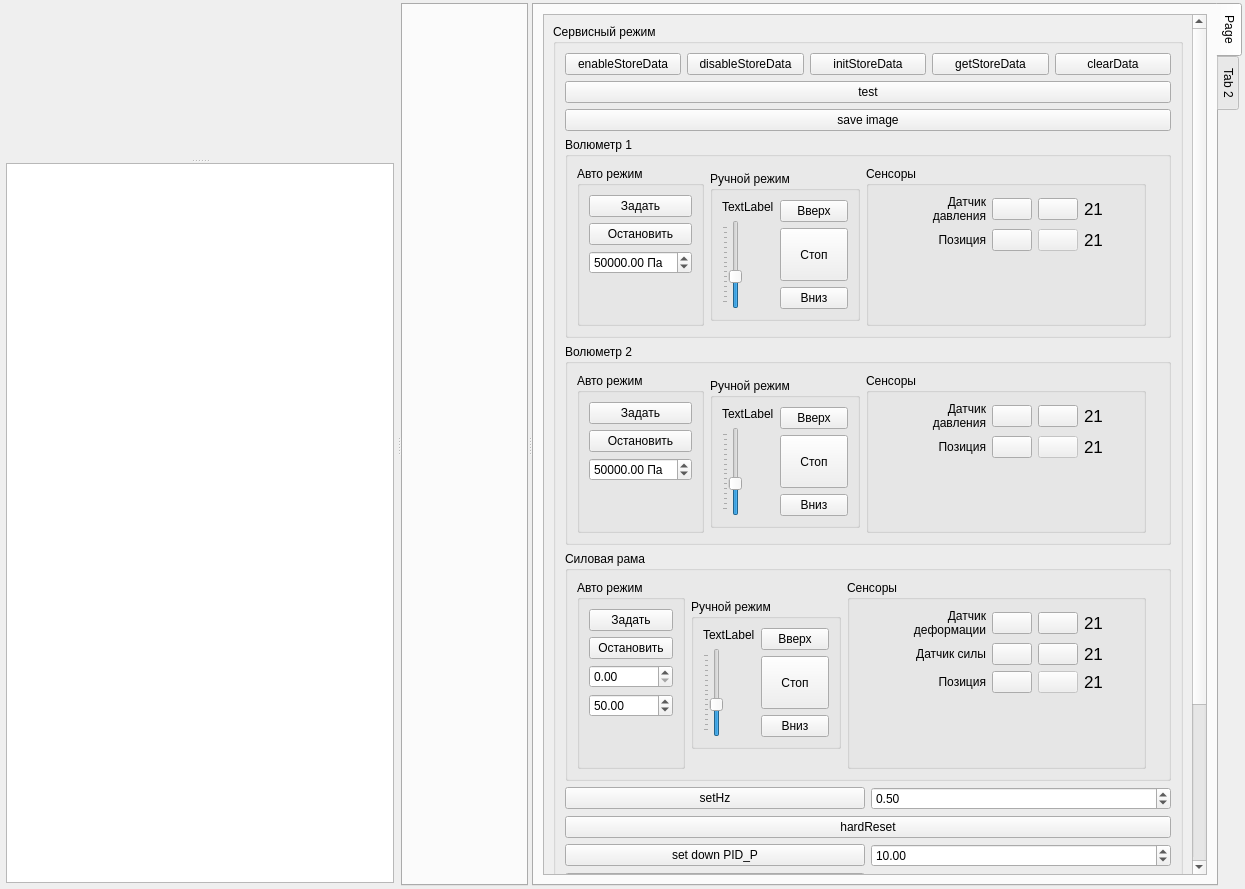
First picture: the form in pg-liga/experimentview.ui, repository predbannikov/pg-liga, before the edit.
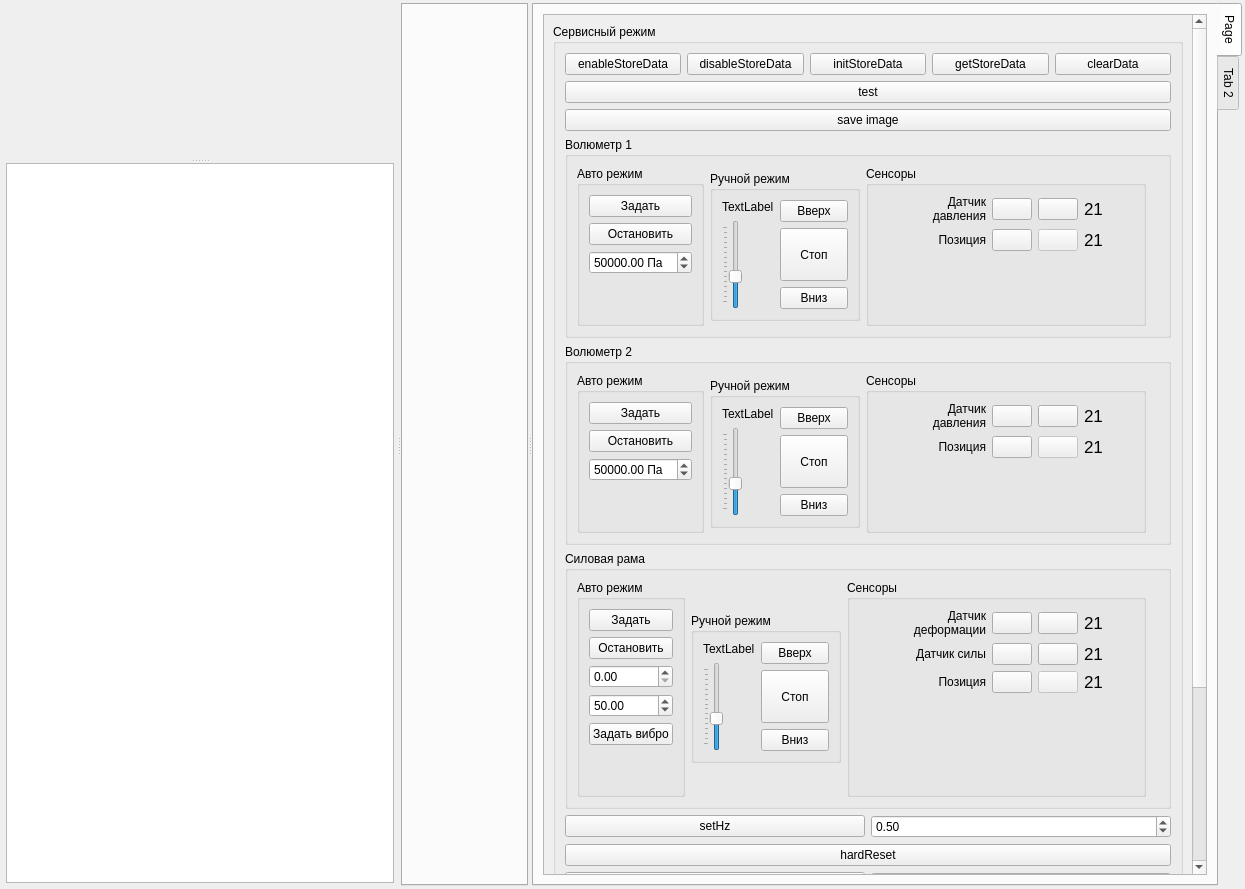
Second picture: the form after the edit. Icons and pictures are not drawn. Custom widgets are drawn as their Qt base class.

The edit to the form file:
```diff
--- a/pg-liga/experimentview.ui
+++ b/pg-liga/experimentview.ui
@@ -161,9 +161,9 @@
               <property name="geometry">
                <rect>
                 <x>0</x>
-                <y>0</y>
+                <y>-120</y>
                 <width>674</width>
-                <height>1086</height>
+                <height>1116</height>
                </rect>
               </property>
               <layout class="QVBoxLayout" name="verticalLayout_15">
@@ -981,6 +981,13 @@
                             </property>
                            </widget>
                           </item>
+                          <item>
+                           <widget class="QPushButton" name="btnLoadFrameSetVibro">
+                            <property name="text">
+                             <string>Задать вибро</string>
+                            </property>
+                           </widget>
+                          </item>
                          </layout>
                         </item>
                         <item>
```
Left out of the diff: 6 changed lines with no effect on the pictures.
